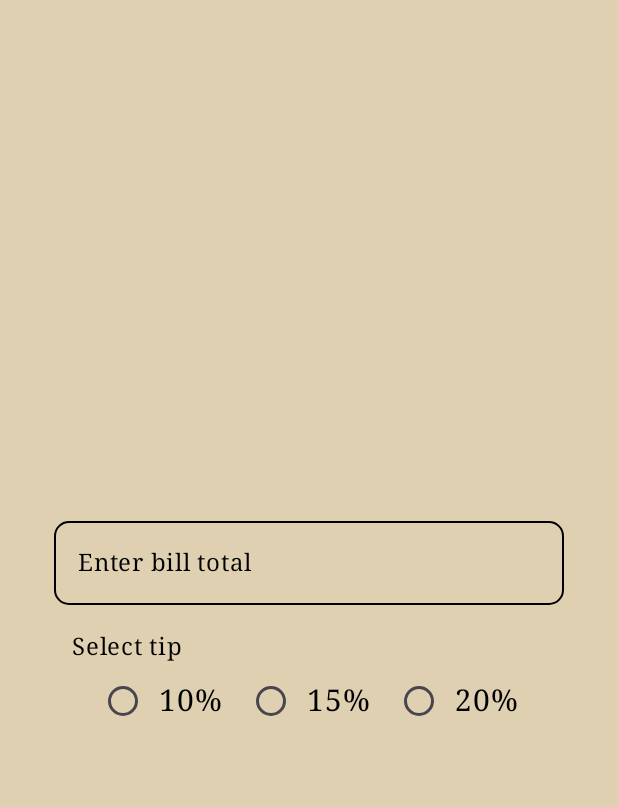
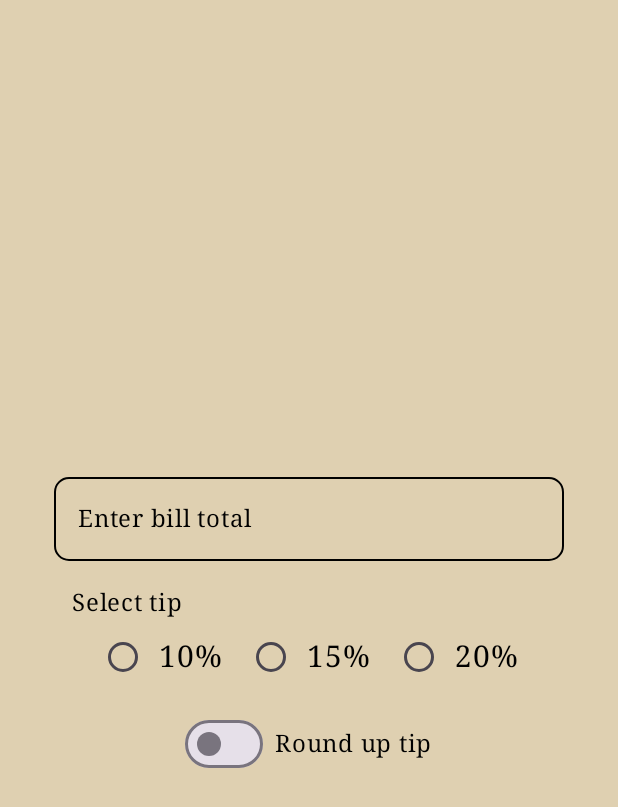
Before and after one commit to ccgarcia99/cpe-3323, an Android app built with Jetpack Compose: the screen it shows after launch (MainActivity), on a phone screen of 412 x 824 dp. Shown: the top 807 px of the screen. Run offline under Robolectric (Android 15) with nearby library versions, the phone set to English and light mode, and no system bars.

Commit message:
added: slider button to PE-3.2.1 UI

```diff
--- a/Decierdo_PE3/PE321/app/src/main/java/com/example/decierdo_pe31/MainActivity.kt
+++ b/Decierdo_PE3/PE321/app/src/main/java/com/example/decierdo_pe31/MainActivity.kt
@@ -18,6 +18,7 @@ import androidx.compose.material3.OutlinedTextField
 import androidx.compose.material3.RadioButton
 import androidx.compose.material3.Scaffold
 import androidx.compose.material3.Surface
+import androidx.compose.material3.Switch
 import androidx.compose.material3.Text
 import androidx.compose.runtime.Composable
 import androidx.compose.runtime.getValue
@@ -75,9 +76,37 @@ fun MyApp(modifier: Modifier = Modifier) {
          6. Make UI adjustments
         * */
         BillField()
+        RadioRowField()
+        RoundUp()
+    }
+}
 
-        RadioRowField()
+@Composable
+fun RoundUp(modifier: Modifier = Modifier) {
+    var toggled by remember {
+        mutableStateOf(false)
     }
+
+    Column {
+        Row(
+            modifier = modifier
+                .padding(bottom = 10.dp)
+                .padding(horizontal = 10.dp),
+            horizontalArrangement = Arrangement.Start,
+            verticalAlignment = Alignment.CenterVertically
+        ) {
+            Switch(
+                checked = toggled,
+                onCheckedChange = {toggled = it}
+            )
+            Spacer(modifier = modifier.width(8.dp))
+            Text(
+                text = "Round up tip",
+                fontFamily = FontFamily.Serif,
+            )
+        }
+    }
+
 }
 
 @Composable
```
